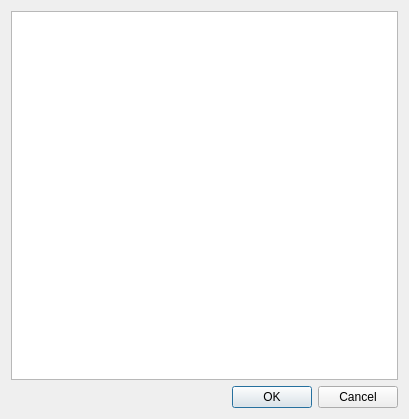
Old version of the form src/OplPcTools/UI/ChooseUlGamesDialog.ui in the repository brainstream/OPL-PC-Tools.
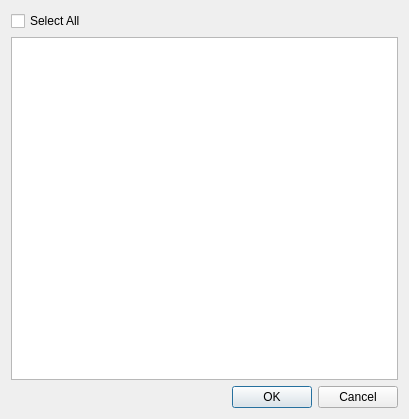
New version of the form.

Commit message: The Select All option added in the "Choose UL Games" dialog

What changed in the file:
```diff
--- a/src/OplPcTools/UI/ChooseUlGamesDialog.ui
+++ b/src/OplPcTools/UI/ChooseUlGamesDialog.ui
@@ -14,6 +14,13 @@
    <string>Dialog</string>
   </property>
   <layout class="QVBoxLayout" name="verticalLayout">
+   <item>
+    <widget class="QCheckBox" name="mp_checkbox_select_all">
+     <property name="text">
+      <string>Select All</string>
+     </property>
+    </widget>
+   </item>
    <item>
     <widget class="QListWidget" name="mp_list_games"/>
    </item>
```
Left out of the diff: 2 changed lines with no effect on the pictures. The commit also changes 7 other files.
